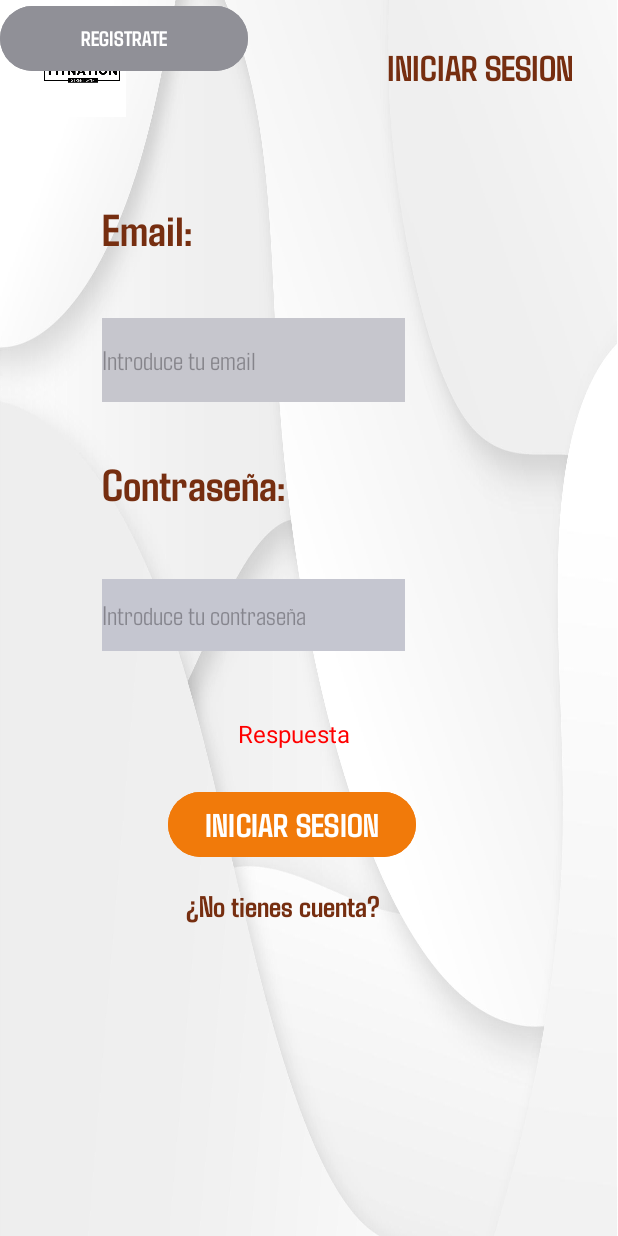
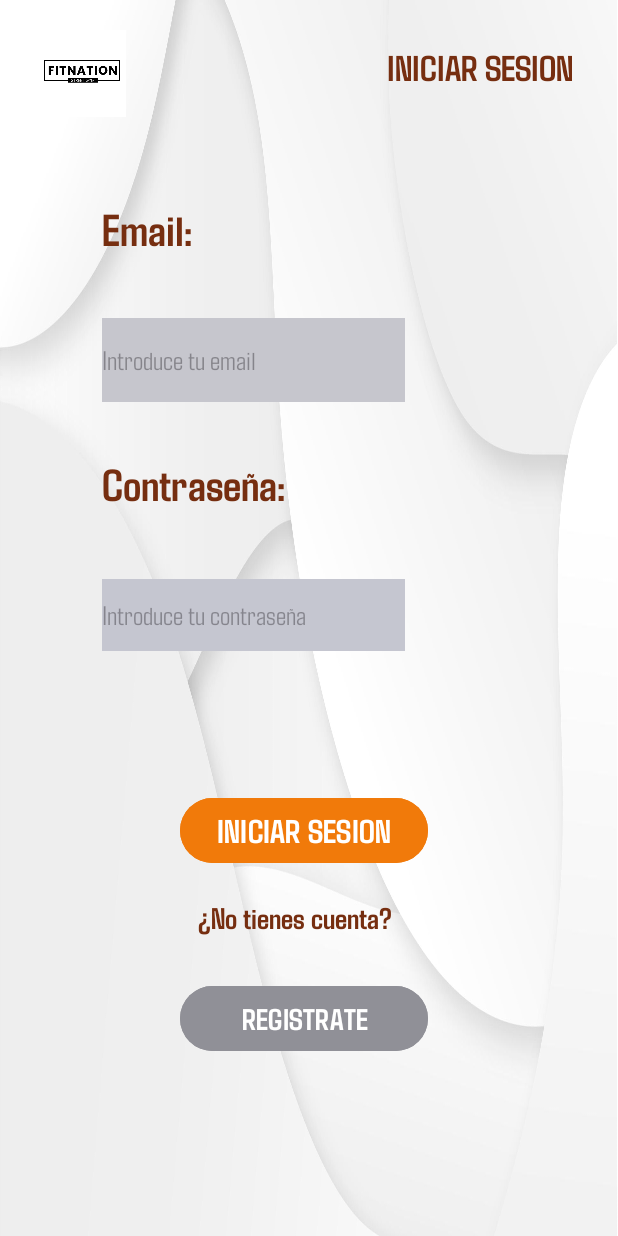
Before and after one commit to Memelero/E1_T5_MOB, an Android app: the LoginActivity screen opened directly, with no data from a screen before it, on a phone screen of 412 x 824 dp. Run offline under Robolectric (Android 15) with nearby library versions, the phone set to English and light mode, and no system bars; our stand-ins replace Firebase (no records; nobody signed in at launch, a user with empty details on screens opened directly).

Commit message:
cambioz de color toolbar y respuesta

```diff
--- a/app/src/main/java/com/example/e1_t5_mob/LoginActivity.kt
+++ b/app/src/main/java/com/example/e1_t5_mob/LoginActivity.kt
@@ -8,6 +8,7 @@ import android.util.Log
 import android.widget.Button
 import android.widget.EditText
 import android.widget.TextView
+import android.view.View
 import androidx.appcompat.app.AppCompatActivity
 import com.google.firebase.firestore.FirebaseFirestore
 import java.text.SimpleDateFormat
@@ -25,6 +26,12 @@ class LoginActivity : AppCompatActivity() {
     override fun onCreate(savedInstanceState: Bundle?) {
         super.onCreate(savedInstanceState)
         setContentView(R.layout.activity_login)
+
+        val buttonRegistroLog = findViewById<Button>(R.id.buttonRegistroLog)
+        buttonRegistroLog.setOnClickListener {
+            val intent = Intent(this, RegistroActivity::class.java)
+            startActivity(intent)
+        }
 
         db = FirebaseFirestore.getInstance()
 
@@ -57,6 +64,9 @@ class LoginActivity : AppCompatActivity() {
                         val passwordFirestore = document.getString("contraseña")
 
                         if (password == passwordFirestore) {
+
+                            mTextViewRespuesta.visibility = View.GONE
+
                             // Obtener todos los datos del usuario
                             val nombre = document.getString("nombre")
                             val apellido = document.getString("apellido")
@@ -77,11 +87,13 @@ class LoginActivity : AppCompatActivity() {
                         } else {
                             mTextViewRespuesta.text = "Contraseña incorrecta"
                             mTextViewRespuesta.setTextColor(Color.RED)
+                            mTextViewRespuesta.visibility = View.VISIBLE
                         }
                     }
                 } else {
                     mTextViewRespuesta.text = "No se encontró una cuenta con este email"
                     mTextViewRespuesta.setTextColor(Color.RED)
+                    mTextViewRespuesta.visibility = View.VISIBLE
                 }
             }
             .addOnFailureListener { exception ->
--- a/app/src/main/res/layout/activity_login.xml
+++ b/app/src/main/res/layout/activity_login.xml
@@ -93,7 +93,7 @@
         android:ems="10"
         android:fontFamily="@font/agdasima_normal"
         android:hint="@string/edit_text_hint2.2"
-        android:inputType="text"
+        android:inputType="textPassword"
         android:textColor="#000"
         app:layout_constraintEnd_toEndOf="parent"
         app:layout_constraintHorizontal_bias="0.284"
@@ -105,8 +105,8 @@
         android:id="@+id/button2"
         android:layout_width="165dp"
         android:layout_height="51dp"
-        android:layout_marginStart="112dp"
-        android:layout_marginTop="524dp"
+        android:layout_marginStart="120dp"
+        android:layout_marginTop="528dp"
         android:backgroundTint="?android:attr/colorMultiSelectHighlight"
         android:fontFamily="@font/agdasima_bold"
         android:text="@string/login2_button"
@@ -127,14 +127,15 @@
         app:layout_constraintEnd_toEndOf="parent"
         app:layout_constraintHorizontal_bias="0.471"
         app:layout_constraintStart_toStartOf="parent"
-        app:layout_constraintTop_toBottomOf="@id/editTextText2" />
+        app:layout_constraintTop_toBottomOf="@id/editTextText2"
+        android:visibility="gone"/>
 
     <TextView
         android:id="@+id/textViewPregunta"
         android:layout_width="140dp"
         android:layout_height="46dp"
-        android:layout_marginStart="124dp"
-        android:layout_marginTop="16dp"
+        android:layout_marginStart="132dp"
+        android:layout_marginTop="20dp"
         android:fontFamily="@font/agdasima_bold"
         android:text="@string/pregunta_login"
         android:textColor="#762E10"
@@ -144,15 +145,19 @@
         tools:ignore="MissingConstraints,UnusedAttribute" />
 
     <Button
-        android:id="@+id/button"
+        android:id="@+id/buttonRegistroLog"
         android:layout_width="165dp"
         android:layout_height="51dp"
+        android:layout_marginStart="120dp"
+        android:layout_marginTop="8dp"
+        android:backgroundTint="@color/material_dynamic_neutral60"
         android:fontFamily="@font/agdasima_bold"
-        android:backgroundTint="@color/material_dynamic_neutral60"
         android:text="@string/registro_button"
-        tools:ignore="MissingConstraints"
-        tools:layout_editor_absoluteX="114dp"
-        tools:layout_editor_absoluteY="652dp" />
+        android:textColor="#FFFF"
+        android:textSize="20dp"
+        app:layout_constraintStart_toStartOf="parent"
+        app:layout_constraintTop_toBottomOf="@id/textViewPregunta"
+        tools:ignore="MissingConstraints" />
     <!--
         <Button
             android:id="@+id/button3"
--- a/app/src/main/res/values/styles.xml
+++ b/app/src/main/res/values/styles.xml
@@ -2,5 +2,6 @@
 <resources>
     <style name="AppTheme" parent="Theme.AppCompat.Light.DarkActionBar">
         <item name="android:colorBackground">#000000</item>
+
     </style>
 </resources>
--- a/app/src/main/res/values/themes.xml
+++ b/app/src/main/res/values/themes.xml
@@ -5,5 +5,9 @@
         <!-- <item name="colorPrimary">@color/my_light_primary</item> -->
     </style>
 
-    <style name="Theme.E1T5_MOB" parent="Base.Theme.E1T5_MOB" />
+    <style name="Theme.E1T5_MOB" parent="Base.Theme.E1T5_MOB" >
+    <!-- Otros atributos de estilo -->
+        <item name="colorPrimaryDark">#FF5722</item>
+        <item name="android:statusBarColor">#C17325</item>
+    </style>
 </resources>
```
